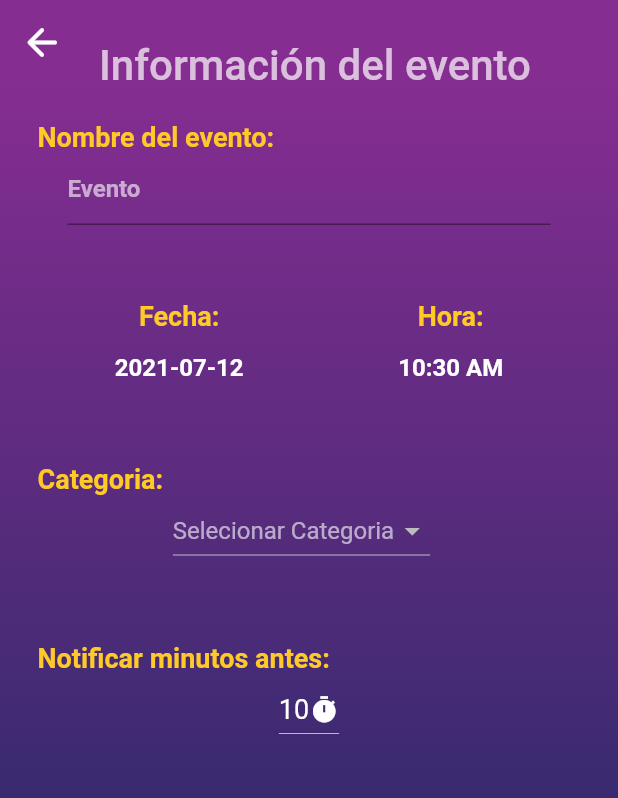
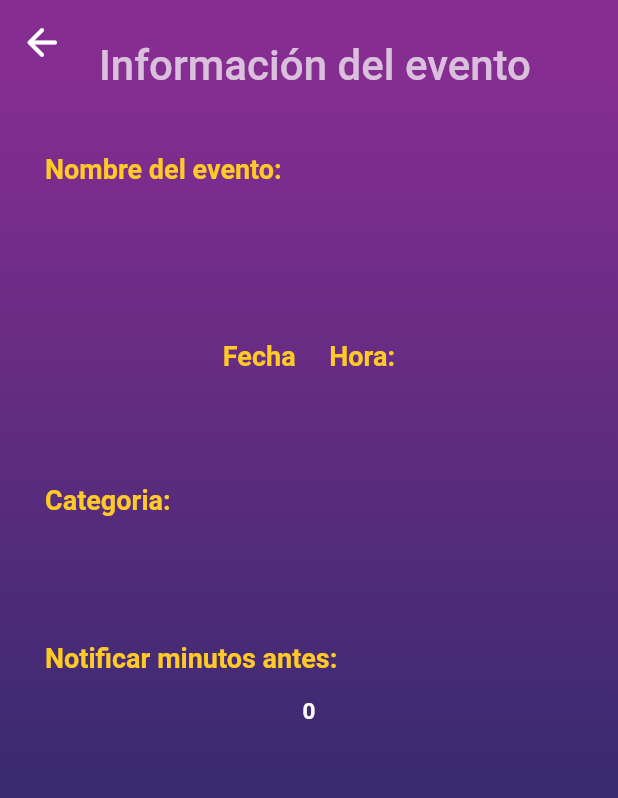
Before and after one commit to Eduardo0515/chem_organizer, a Flutter app: the InfoEvent screen opened directly with empty values, on a phone screen of 412 x 824 dp. Shown: the top 798 px of the screen. Run offline on Flutter 3.47's test engine with Material 2 defaults, Android fonts, the phone set to English and light mode, and no system bars; our stand-ins replace cloud_firestore, firebase_auth, firebase_core, firebase_messaging, flutter_local_notifications, fluttertoast and 2 more; accounts and stored records are empty; Roboto replaces fonts that are missing (RobotoMono).

Commit message:
Vista actividad en especifico

```diff
--- a/lib/src/pages/info_event.dart
+++ b/lib/src/pages/info_event.dart
@@ -11,7 +11,12 @@ import 'package:fluttertoast/fluttertoast.dart';
 
 class InfoEvent extends StatefulWidget {
   final String user;
-  const InfoEvent({Key? key, required this.user}) : super(key: key);
+  final String nombre;
+  final String categoria;
+  final int tiempoNotificacion;
+  final String fecha;
+  final String hora;
+  const InfoEvent({Key? key, required this.user, required this.nombre, required this.categoria, required this.tiempoNotificacion, required this.fecha, required this.hora}) : super(key: key);
 
   @override
   _InfoEventState createState() => _InfoEventState(this.user);
@@ -20,93 +25,11 @@ class InfoEvent extends StatefulWidget {
 class _InfoEventState extends State<InfoEvent> {
   final String user;
   final _formKey = GlobalKey<FormState>();
-  late CategoriesController categoriesController;
-
-  TextEditingController nameController = TextEditingController();
-  DateTime _date = DateTime.now();
-  TimeOfDay _time = TimeOfDay.now();
-  var _selectedCategory;
-  int _selectedTimeNotification = 10;
 
   _InfoEventState(this.user);
 
   @override
   void initState() {
-    categoriesController = new CategoriesController(this.user);
-  }
-
-  void _selectTime() async {
-    final TimeOfDay? newTime = await showTimePicker(
-      context: context,
-      initialTime: _time,
-    );
-    if (newTime != null) {
-      setState(() {
-        _time = newTime;
-      });
-    }
-  }
-
-  void _selectDate(BuildContext context) async {
-    final DateTime? newDate = await showDatePicker(
-      context: context,
-      initialDate: _date,
-      firstDate: DateTime(2000),
-      lastDate: DateTime(2025),
-      helpText: 'Selecione la fecha',
-    );
-    if (newDate != null) {
-      setState(() {
-        _date = newDate;
-      });
-    }
-  }
-
-  addEvent() {
-    DateTime fecha = new DateTime(
-        _date.year, _date.month, _date.day, _time.hour, _time.minute);
-    FirebaseFirestore.instance
-        .collection('usuarios')
-        .doc(this.user)
-        .collection('eventos')
-        .add({
-          'nombre': nameController.text,
-          'fecha': fecha,
-          'categoria': _selectedCategory,
-          'tiempoNotificacion': _selectedTimeNotification
-        })
-        .then((value) => {
-              Fluttertoast.showToast(
-                  msg: 'Nuevo Evento Añadido',
-                  toastLength: Toast.LENGTH_SHORT,
-                  gravity: ToastGravity.BOTTOM,
-                  backgroundColor: Colors.green.shade400,
-                  textColor: Colors.white),
-              Navigator.pushReplacement(
-                context,
-                MaterialPageRoute(
-                    builder: (context) => MainView(
-                          user: this.user,
-                        )),
-              )
-            })
-        .catchError((error) => {
-              Fluttertoast.showToast(
-                  msg: 'Hubo un error al añadir el evento',
-                  toastLength: Toast.LENGTH_SHORT,
-                  gravity: ToastGravity.BOTTOM,
-                  backgroundColor: Colors.red.shade300,
-                  textColor: Colors.white)
-            });
-  }
-
-  void showToast() {
-    Fluttertoast.showToast(
-        msg: 'Seleccione alguna categoría',
-        toastLength: Toast.LENGTH_SHORT,
-        gravity: ToastGravity.BOTTOM,
-        backgroundColor: Colors.red,
-        textColor: Colors.white);
   }
 
   @override
@@ -130,7 +53,8 @@ class _InfoEventState extends State<InfoEvent> {
           ),
         ),
         body: Container(
-          padding: EdgeInsets.all(25),
+          padding: EdgeInsets.fromLTRB(30, 30, 30, 30),
+          //padding: EdgeInsets.all(25),
           decoration: BoxDecoration(
               gradient: LinearGradient(
             begin: Alignment.topCenter,
@@ -149,24 +73,26 @@ class _InfoEventState extends State<InfoEvent> {
                   mainAxisAlignment: MainAxisAlignment.spaceAround,
                   children: <Widget>[
                     Text(
+                      ' ',
+                    ),
+                    Text(
                       'Nombre del evento:',
                       style: Theme.of(context).textTheme.headline3,
                     ),
+                    Text(
+                      " "
+                    ),
                     Container(
-                      padding: EdgeInsets.fromLTRB(20, 0, 20, 0),
-                      child: TextFormField(
-                        validator: (value) {
-                          if (value!.isEmpty) {
-                            return 'Campo vacío';
-                          }
-                          return null;
-                        },
-                        decoration: InputDecoration(
-                          hintText: 'Evento',
-                          hintStyle: TextStyle(color: Colors.white60),
+                      padding: EdgeInsets.fromLTRB(20, 10, 20, 10),
+                      child: Text(
+                        widget.nombre,
+                        overflow: TextOverflow.ellipsis,
+                        style: const TextStyle(
+                          fontWeight: FontWeight.bold,
+                          color: Colors.white,
+                          fontSize: 15,
                         ),
-                        controller: nameController,
-                        style: Theme.of(context).textTheme.bodyText1,
+                        textAlign: TextAlign.center,
                       ),
                     ),
                     SizedBox(
@@ -177,35 +103,18 @@ class _InfoEventState extends State<InfoEvent> {
                       children: [
                         Column(children: [
                           Text(
-                            'Fecha:',
+                            'Fecha     Hora:',
                             style: Theme.of(context).textTheme.headline3,
                           ),
-                          TextButton(
-                              onPressed: () {
-                                _selectDate(context);
-                              },
-                              child: new Text(
-                                "${_date.toLocal()}".split(' ')[0],
+                          Text(
+                            " "
+                          ),
+                          Text(
+                                widget.fecha,
                                 style: Theme.of(context).textTheme.bodyText1,
-                              )),
+                          ),
                         ]),
-                        Column(
-                          children: [
-                            Text(
-                              'Hora:',
-                              style: Theme.of(context).textTheme.headline3,
-                            ),
-                            TextButton(
-                              onPressed: () {
-                                _selectTime();
-                              },
-                              child: new Text(
-                                "${_time.format(context)}",
-                                style: Theme.of(context).textTheme.bodyText1,
-                              ),
-                            )
-                          ],
-                        )
+
                       ],
                     ),
                     SizedBox(
@@ -215,52 +124,21 @@ class _InfoEventState extends State<InfoEvent> {
                       'Categoria:',
                       style: Theme.of(context).textTheme.headline3,
                     ),
+                    Text(
+                      ' ',
+                    ),
                     Row(
                       mainAxisAlignment: MainAxisAlignment.center,
                       children: [
-                        StreamBuilder<QuerySnapshot>(
-                            stream: FirebaseFirestore.instance
-                                .collection("usuarios")
-                                .doc(this.user)
-                                .collection('categories')
-                                .snapshots(),
-                            builder: (context, snapshot) {
-                              if (!snapshot.hasData)
-                                return Text("Loading.....");
-                              else {
-                                List<DropdownMenuItem<String>> items = [];
-                                for (int i = 0;
-                                    i < snapshot.data!.docs.length;
-                                    i++) {
-                                  DocumentSnapshot snap =
-                                      snapshot.data!.docs[i];
-                                  items.add(
-                                    DropdownMenuItem(
-                                      child: Text(
-                                        snap.get("category"),
-                                        style: TextStyle(color: Colors.white),
-                                      ),
-                                      value: "${snap.id}",
-                                    ),
-                                  );
-                                }
-                                var dropdownButton = DropdownButton(
-                                  items: items,
-                                  dropdownColor:
-                                      Color.fromRGBO(133, 45, 145, 1.0),
-                                  onChanged: (newValue) {
-                                    setState(() {
-                                      _selectedCategory = newValue;
-                                    });
-                                  },
-                                  value: _selectedCategory,
-                                  isExpanded: false,
-                                  hint: Text("Selecionar Categoria",
-                                      style: TextStyle(color: Colors.white60)),
-                                );
-                                return dropdownButton;
-                              }
-                            }),
+                        Text(
+                          widget.categoria,
+                          overflow: TextOverflow.ellipsis,
+                          style: const TextStyle(
+                          fontWeight: FontWeight.bold,
+                          color: Colors.white,
+                          fontSize: 15,
+                        ),
+                        ),
                         SizedBox(
                           width: 10,
                         ),
@@ -273,29 +151,19 @@ class _InfoEventState extends State<InfoEvent> {
                       'Notificar minutos antes:',
                       style: Theme.of(context).textTheme.headline3,
                     ),
+                    Text(
+                      " "
+                    ),
                     Center(
-                      child: DropdownButton<int>(
-                        value: _selectedTimeNotification,
-                        icon: const Icon(
-                          Icons.timer,
+                      child: Text(
+                          widget.tiempoNotificacion.toString(),
+                          overflow: TextOverflow.ellipsis,
+                          style: const TextStyle(
+                          fontWeight: FontWeight.bold,
                           color: Colors.white,
+                          fontSize: 15,
                         ),
-                        iconSize: 20,
-                        elevation: 5,
-                        dropdownColor: Color.fromRGBO(133, 45, 145, 1.0),
-                        style: TextStyle(color: Colors.white, fontSize: 18),
-                        onChanged: (int? newValue) {
-                          setState(() {
-                            _selectedTimeNotification = newValue!;
-                          });
-                        },
-                        items: <int>[5, 10, 15, 20]
-                            .map<DropdownMenuItem<int>>((int value) {
-                          return DropdownMenuItem<int>(
-                            value: value,
-                            child: Text(value.toString()),
-                          );
-                        }).toList(),
+
                       ),
                     ),
                     SizedBox(
@@ -309,29 +177,5 @@ class _InfoEventState extends State<InfoEvent> {
         ));
   }
 
-  _editButton(BuildContext context) {
-    if (_selectedCategory != null && _selectedCategory != '0001') {
-      return TextButton(
-          child: Text("Editar"),
-          onPressed: () {
-            categoriesController
-                .getCategory(_selectedCategory)
-                .then((value) => {
-                      Navigator.push(
-                        context,
-                        MaterialPageRoute(
-                          builder: (context) => EditCategory(
-                            category: value,
-                            user: this.user,
-                          ),
-                        ),
-                      )
-                    });
-          });
-    } else {
-      return SizedBox(
-        height: 10,
-      );
-    }
-  }
+
 }
```
Also changed, not shown: lib/src/pages/events.dart (+35 -0 lines), lib/src/provider/categories_controller.dart (+16 -0 lines).
